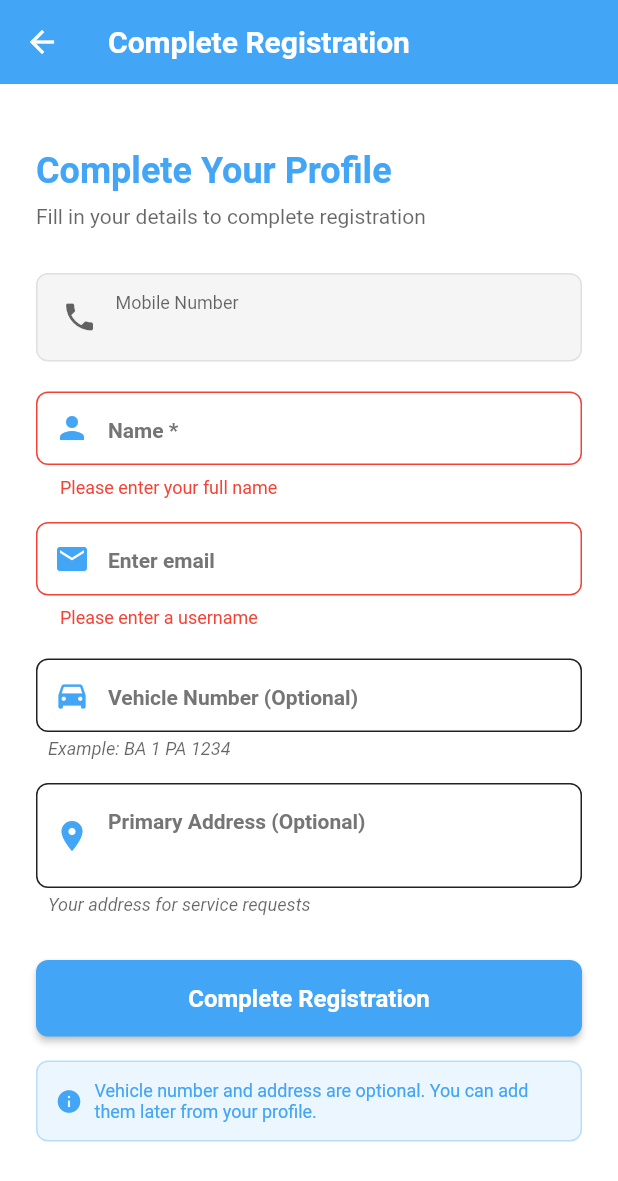
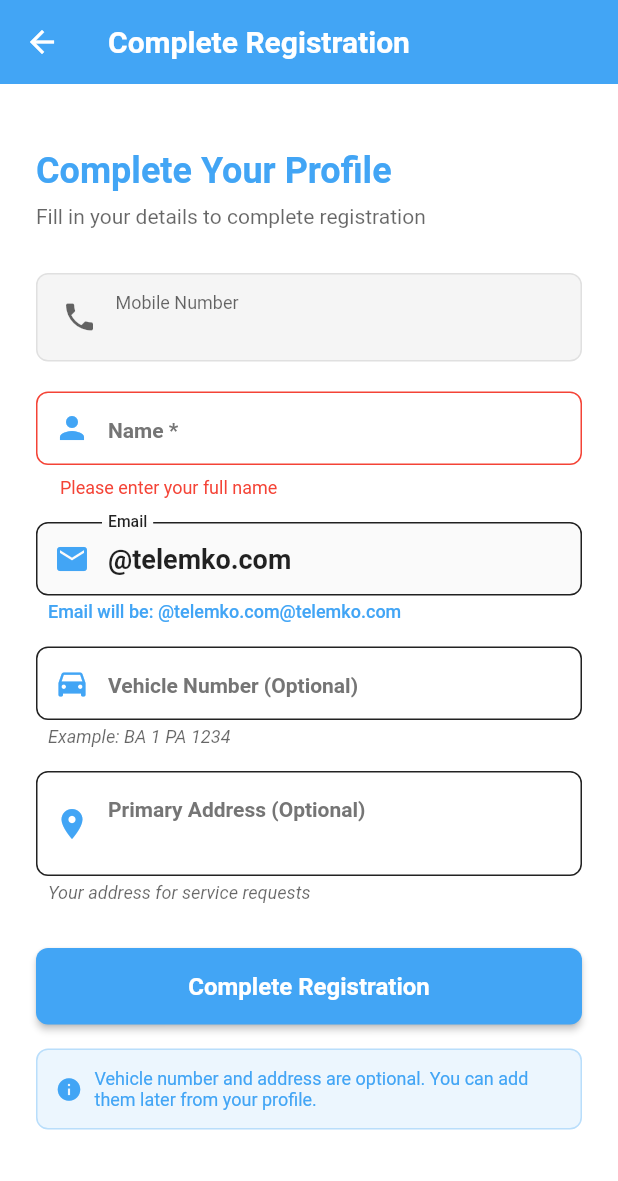
Before and after one commit to archana-acharya1/telemko_ticketing, a Flutter app: the RegistrationFormScreen screen opened directly with empty values, after a tap on "Complete Registration", on a phone screen of 412 x 824 dp. Shown: the top 1181 px of the screen. Run offline on Flutter 3.47's test engine with Material 3 defaults, Android fonts, the phone set to English and light mode, and no system bars; our stand-ins replace font_awesome_flutter, image_picker, share_plus, shared_preferences; accounts and stored records are empty.

Commit message:
UI fixes

```diff
--- a/lib/presentation/screens/auth/registration_form_screen.dart
+++ b/lib/presentation/screens/auth/registration_form_screen.dart
@@ -39,6 +39,13 @@ class _RegistrationFormScreenState extends State<RegistrationFormScreen> {
     super.dispose();
   }
 
+  @override
+  void initState() {
+    super.initState();
+    _emailController.text = "${widget.mobile}@telemko.com";
+  }
+
+
   Future<void> _completeRegistration() async {
     if (_formKey.currentState!.validate()) {
       _formKey.currentState!.save();
@@ -50,9 +57,7 @@ class _RegistrationFormScreenState extends State<RegistrationFormScreen> {
       try {
         print(" Completing registration for mobile: ${widget.mobile}");
 
-        // Construct full email from username
-        final username = _emailController.text.trim();
-        final fullEmail = '$username@telemko.com';
+        final fullEmail = _emailController.text.trim();
 
         print(" Constructed email: $fullEmail");
 
@@ -278,15 +283,12 @@ class _RegistrationFormScreenState extends State<RegistrationFormScreen> {
                 children: [
                   TextFormField(
                     controller: _emailController,
+                    readOnly: true, // 🔒 VERY IMPORTANT
                     decoration: InputDecoration(
-                      hintText: "Enter email",
+                      labelText: "Email",
                       prefixIcon: Icon(Icons.email, color: primaryColor),
                       border: OutlineInputBorder(
                         borderRadius: BorderRadius.circular(8),
-                      ),
-                      focusedBorder: OutlineInputBorder(
-                        borderRadius: BorderRadius.circular(8),
-                        borderSide: BorderSide(color: primaryColor, width: 2),
                       ),
                       enabledBorder: OutlineInputBorder(
                         borderRadius: BorderRadius.circular(8),
@@ -294,30 +296,18 @@ class _RegistrationFormScreenState extends State<RegistrationFormScreen> {
                           color: Theme.of(context).colorScheme.outline,
                         ),
                       ),
-                      suffixText: "@telemko.com",
-                      suffixStyle: TextStyle(
-                        color: Theme.of(context).colorScheme.onSurface.withOpacity(0.6),
-                        fontWeight: FontWeight.w500,
-                        fontSize: 14,
+                      disabledBorder: OutlineInputBorder(
+                        borderRadius: BorderRadius.circular(8),
+                        borderSide: BorderSide(
+                          color: Theme.of(context).colorScheme.outline,
+                        ),
                       ),
+                      filled: true,
+                      fillColor: Theme.of(context).colorScheme.surfaceVariant.withOpacity(0.5),
                     ),
-                    keyboardType: TextInputType.text,
-                    validator: (value) {
-                      if (value == null || value.trim().isEmpty) {
-                        return 'Please enter a username';
-                      }
-                      if (value.contains('@')) {
-                        return 'Just enter username without @telemko.com';
-                      }
-                      if (!RegExp(r'^[a-zA-Z0-9._]+$').hasMatch(value)) {
-                        return 'Only letters, numbers, dots and underscores allowed';
-                      }
-                      return null;
-                    },
-                    onChanged: (value) {
-                      setState(() {});
-                    },
                   ),
+
+
                   const SizedBox(height: 4),
                   if (_emailController.text.isNotEmpty)
                     Padding(
```
